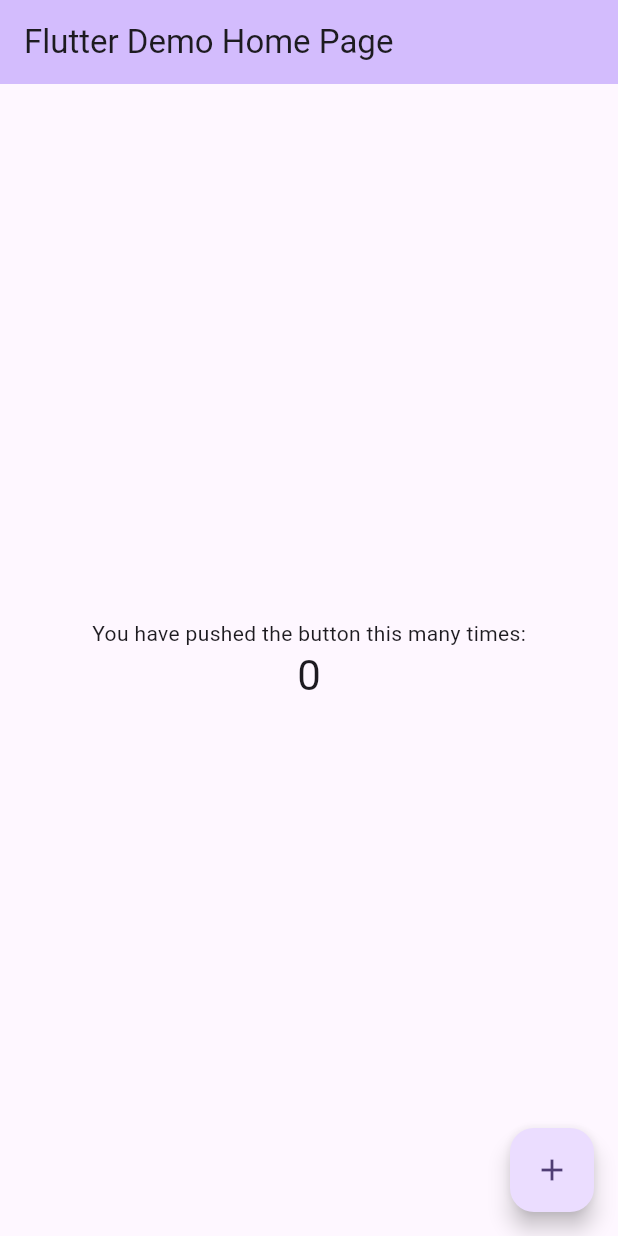
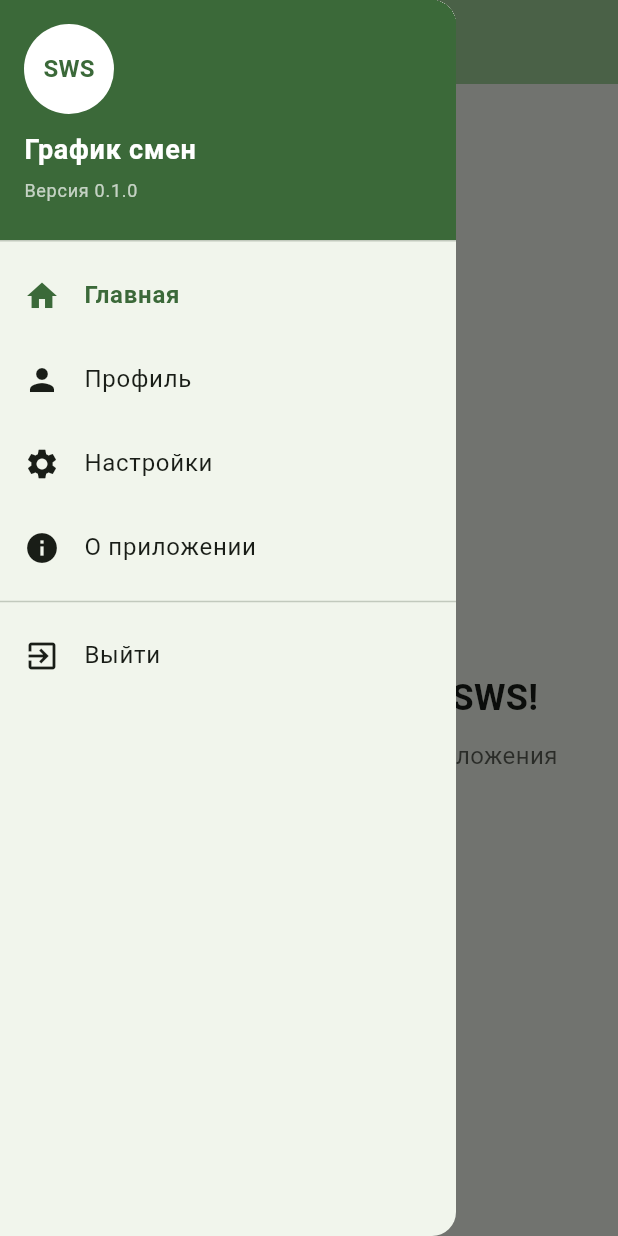
Before and after one commit to yzhjdjq/ScheduleWorkShifts, a Flutter app: the screen it shows after launch, with the side drawer open (before the commit the screen has no drawer), on a phone screen of 412 x 824 dp. Run offline on Flutter 3.47's test engine with Material 3 defaults, Android fonts, the phone set to English and light mode, and no system bars.

Commit message:
Add navigator page with subpages

```diff
--- a/lib/main.dart
+++ b/lib/main.dart
@@ -1,4 +1,6 @@
 import 'package:flutter/material.dart';
+
+import 'package:sws/pages/mainNavigatorPage.dart';
 
 void main() {
   runApp(const MyApp());
@@ -7,116 +9,14 @@ void main() {
 class MyApp extends StatelessWidget {
   const MyApp({super.key});
 
-  // This widget is the root of your application.
   @override
   Widget build(BuildContext context) {
     return MaterialApp(
-      title: 'Flutter Demo',
+      title: 'График смен',
       theme: ThemeData(
-        // This is the theme of your application.
-        //
-        // TRY THIS: Try running your application with "flutter run". You'll see
-        // the application has a purple toolbar. Then, without quitting the app,
-        // try changing the seedColor in the colorScheme below to Colors.green
-        // and then invoke "hot reload" (save your changes or press the "hot
-        // reload" button in a Flutter-supported IDE, or press "r" if you used
-        // the command line to start the app).
-        //
-        // Notice that the counter didn't reset back to zero; the application
-        // state is not lost during the reload. To reset the state, use hot
-        // restart instead.
-        //
-        // This works for code too, not just values: Most code changes can be
-        // tested with just a hot reload.
-        colorScheme: ColorScheme.fromSeed(seedColor: Colors.deepPurple),
+        colorScheme: ColorScheme.fromSeed(seedColor: Colors.green),
       ),
-      home: const MyHomePage(title: 'Flutter Demo Home Page'),
+      home: const MainNavigatorPage(),
     );
   }
 }
-
-class MyHomePage extends StatefulWidget {
-  const MyHomePage({super.key, required this.title});
-
-  // This widget is the home page of your application. It is stateful, meaning
-  // that it has a State object (defined below) that contains fields that affect
-  // how it looks.
-
-  // This class is the configuration for the state. It holds the values (in this
-  // case the title) provided by the parent (in this case the App widget) and
-  // used by the build method of the State. Fields in a Widget subclass are
-  // always marked "final".
-
-  final String title;
-
-  @override
-  State<MyHomePage> createState() => _MyHomePageState();
-}
-
-class _MyHomePageState extends State<MyHomePage> {
-  int _counter = 0;
-
-  void _incrementCounter() {
-    setState(() {
-      // This call to setState tells the Flutter framework that something has
-      // changed in this State, which causes it to rerun the build method below
-      // so that the display can reflect the updated values. If we changed
-      // _counter without calling setState(), then the build method would not be
-      // called again, and so nothing would appear to happen.
-      _counter++;
-    });
-  }
-
-  @override
-  Widget build(BuildContext context) {
-    // This method is rerun every time setState is called, for instance as done
-    // by the _incrementCounter method above.
-    //
-    // The Flutter framework has been optimized to make rerunning build methods
-    // fast, so that you can just rebuild anything that needs updating rather
-    // than having to individually change instances of widgets.
-    return Scaffold(
-      appBar: AppBar(
-        // TRY THIS: Try changing the color here to a specific color (to
-        // Colors.amber, perhaps?) and trigger a hot reload to see the AppBar
-        // change color while the other colors stay the same.
-        backgroundColor: Theme.of(context).colorScheme.inversePrimary,
-        // Here we take the value from the MyHomePage object that was created by
-        // the App.build method, and use it to set our appbar title.
-        title: Text(widget.title),
-      ),
-      body: Center(
-        // Center is a layout widget. It takes a single child and positions it
-        // in the middle of the parent.
-        child: Column(
-          // Column is also a layout widget. It takes a list of children and
-          // arranges them vertically. By default, it sizes itself to fit its
-          // children horizontally, and tries to be as tall as its parent.
-          //
-          // Column has various properties to control how it sizes itself and
-          // how it positions its children. Here we use mainAxisAlignment to
-          // center the children vertically; the main axis here is the vertical
-          // axis because Columns are vertical (the cross axis would be
-          // horizontal).
-          //
-          // TRY THIS: Invoke "debug painting" (choose the "Toggle Debug Paint"
-          // action in the IDE, or press "p" in the console), to see the
-          // wireframe for each widget.
-          mainAxisAlignment: MainAxisAlignment.center,
-          children: <Widget>[
-            const Text('You have pushed the button this many times:'),
-            Text(
-              '$_counter',
-              style: Theme.of(context).textTheme.headlineMedium,
-            ),
-          ],
-        ),
-      ),
-      floatingActionButton: FloatingActionButton(
-        onPressed: _incrementCounter,
-        tooltip: 'Increment',
-        child: const Icon(Icons.add),
-      ), // This trailing comma makes auto-formatting nicer for build methods.
-    );
-  }
-}
--- /dev/null
+++ b/lib/pages/homePage.dart
@@ -0,0 +1,37 @@
+import 'package:flutter/material.dart';
+
+class HomePage extends StatelessWidget {
+  const HomePage({super.key});
+
+  @override
+  Widget build(BuildContext context) {
+    return Scaffold(
+      body: Center(
+        child: Column(
+          mainAxisAlignment: MainAxisAlignment.center,
+          children: [
+            Icon(
+              Icons.home,
+              size: 64,
+              color: Theme.of(context).colorScheme.primary,
+            ),
+            const SizedBox(height: 20),
+            const Text(
+              'Добро пожаловать в SWS!',
+              style: TextStyle(fontSize: 24, fontWeight: FontWeight.bold),
+            ),
+            const SizedBox(height: 10),
+            Text(
+              'Это главная страница вашего приложения',
+              style: TextStyle(
+                fontSize: 16,
+                color: Theme.of(context).colorScheme.onSurface.withOpacity(0.7),
+              ),
+              textAlign: TextAlign.center,
+            ),
+          ],
+        ),
+      ),
+    );
+  }
+}
--- /dev/null
+++ b/lib/pages/mainNavigatorPage.dart
@@ -0,0 +1,239 @@
+import 'package:flutter/material.dart';
+
+import 'package:sws/pages/aboutPage.dart';
+import 'package:sws/pages/homePage.dart';
+import 'package:sws/pages/profilePage.dart';
+import 'package:sws/pages/settingsPage.dart';
+
+class MainNavigatorPage extends StatefulWidget {
+  const MainNavigatorPage({super.key});
+
+  @override
+  State<MainNavigatorPage> createState() => _MainNavigatorPageState();
+}
+
+class _MainNavigatorPageState extends State<MainNavigatorPage> {
+  int _currentIndex = 0;
+  final PageController _pageController = PageController();
+
+  // Список страниц для отображения
+  final List<Widget> _pages = [
+    const HomePage(),
+    const ProfilePage(),
+    const SettingsPage(),
+    const AboutPage(),
+  ];
+
+  @override
+  Widget build(BuildContext context) {
+    return Scaffold(
+      appBar: AppBar(
+        title: Text(_getAppBarTitle()),
+        backgroundColor: Theme.of(context).colorScheme.inversePrimary,
+      ),
+      drawer: _buildDrawer(context),
+      body: PageView(
+        controller: _pageController,
+        onPageChanged: (index) {
+          setState(() {
+            _currentIndex = index;
+          });
+        },
+        children: _pages,
+      ),
+      // bottomNavigationBar: BottomNavigationBar(
+      //   currentIndex: _currentIndex,
+      //   onTap: (index) {
+      //     setState(() {
+      //       _currentIndex = index;
+      //       _pageController.jumpToPage(index);
+      //     });
+      //   },
+      //   type: BottomNavigationBarType.fixed,
+      //   items: const [
+      //     BottomNavigationBarItem(
+      //       icon: Icon(Icons.home),
+      //       label: 'Главная',
+      //     ),
+      //     BottomNavigationBarItem(
+      //       icon: Icon(Icons.person),
+      //       label: 'Профиль',
+      //     ),
+      //     BottomNavigationBarItem(
+      //       icon: Icon(Icons.settings),
+      //       label: 'Настройки',
+      //     ),
+      //     BottomNavigationBarItem(
+      //       icon: Icon(Icons.info),
+      //       label: 'О приложении',
+      //     ),
+      //   ],
+      // ),
+    );
+  }
+
+  // Построение бокового меню
+  Widget _buildDrawer(BuildContext context) {
+    return Drawer(
+      child: ListView(
+        padding: EdgeInsets.zero,
+        children: [
+          _buildDrawerHeader(),
+          _buildDrawerItem(
+            icon: Icons.home,
+            title: 'Главная',
+            index: 0,
+          ),
+          _buildDrawerItem(
+            icon: Icons.person,
+            title: 'Профиль',
+            index: 1,
+          ),
+          _buildDrawerItem(
+            icon: Icons.settings,
+            title: 'Настройки',
+            index: 2,
+          ),
+          _buildDrawerItem(
+            icon: Icons.info,
+            title: 'О приложении',
+            index: 3,
+          ),
+          const Divider(),
+          _buildDrawerItem(
+            icon: Icons.exit_to_app,
+            title: 'Выйти',
+            onTap: () {
+              // Действие при выходе
+              Navigator.pop(context);
+              _showLogoutDialog(context);
+            },
+          ),
+        ],
+      ),
+    );
+  }
+
+  // Шапка Drawer
+  Widget _buildDrawerHeader() {
+    return DrawerHeader(
+      decoration: BoxDecoration(
+        color: Theme.of(context).colorScheme.primary,
+      ),
+      child: Column(
+        crossAxisAlignment: CrossAxisAlignment.start,
+        children: [
+          CircleAvatar(
+            backgroundColor: Colors.white,
+            radius: 30,
+            child: Text(
+              'SWS',
+              style: TextStyle(
+                color: Theme.of(context).colorScheme.primary,
+                fontWeight: FontWeight.bold,
+              ),
+            ),
+          ),
+          const SizedBox(height: 10),
+          const Text(
+            'График смен',
+            style: TextStyle(
+              color: Colors.white,
+              fontSize: 18,
+              fontWeight: FontWeight.bold,
+            ),
+          ),
+          const SizedBox(height: 5),
+          Text(
+            'Версия 0.1.0',
+            style: TextStyle(
+              color: Colors.white70,
+              fontSize: 12,
+            ),
+          ),
+        ],
+      ),
+    );
+  }
+
+  // Элемент меню
+  Widget _buildDrawerItem({
+    required IconData icon,
+    required String title,
+    int? index,
+    VoidCallback? onTap,
+  }) {
+    final isSelected = index == _currentIndex;
+
+    return ListTile(
+      leading: Icon(
+        icon,
+        color: isSelected
+            ? Theme.of(context).colorScheme.primary
+            : Theme.of(context).colorScheme.onSurface,
+      ),
+      title: Text(
+        title,
+        style: TextStyle(
+          fontWeight: isSelected ? FontWeight.bold : FontWeight.normal,
+          color: isSelected
+              ? Theme.of(context).colorScheme.primary
+              : Theme.of(context).colorScheme.onSurface,
+        ),
+      ),
+      selected: isSelected,
+      onTap: onTap ?? () {
+        if (index != null) {
+          setState(() {
+            _currentIndex = index;
+            _pageController.jumpToPage(index);
+          });
+        }
+        Navigator.pop(context); // Закрыть Drawer
+      },
+    );
+  }
+
+  // Заголовок AppBar в зависимости от страницы
+  String _getAppBarTitle() {
+    switch (_currentIndex) {
+      case 0: return 'Главная';
+      case 1: return 'Профиль';
+      case 2: return 'Настройки';
+      case 3: return 'О приложении';
+      default: return 'SWS App';
+    }
+  }
+
+  // Диалог выхода
+  void _showLogoutDialog(BuildContext context) {
+    showDialog(
+      context: context,
+      builder: (BuildContext context) {
+        return AlertDialog(
+          title: const Text('Выход'),
+          content: const Text('Вы уверены, что хотите выйти?'),
+          actions: [
+            TextButton(
+              onPressed: () => Navigator.pop(context),
+              child: const Text('Отмена'),
+            ),
+            TextButton(
+              onPressed: () {
+                Navigator.pop(context);
+                // Здесь логика выхода
+              },
+              child: const Text('Выйти'),
+            ),
+          ],
+        );
+      },
+    );
+  }
+
+  @override
+  void dispose() {
+    _pageController.dispose();
+    super.dispose();
+  }
+}
--- a/pubspec.yaml
+++ b/pubspec.yaml
@@ -16,7 +16,7 @@ publish_to: 'none' # Remove this line if you wish to publish to pub.dev
 # https://developer.apple.com/library/archive/documentation/General/Reference/InfoPlistKeyReference/Articles/CoreFoundationKeys.html
 # In Windows, build-name is used as the major, minor, and patch parts
 # of the product and file versions while build-number is used as the build suffix.
-version: 1.0.0+1
+version: 0.1.0+1
 
 environment:
   sdk: ^3.7.2
```
Also changed, not shown: lib/pages/aboutPage.dart (added, +42 -0 lines), lib/pages/profilePage.dart (added, +49 -0 lines), lib/pages/settingsPage.dart (added, +53 -0 lines), 1 other file.
